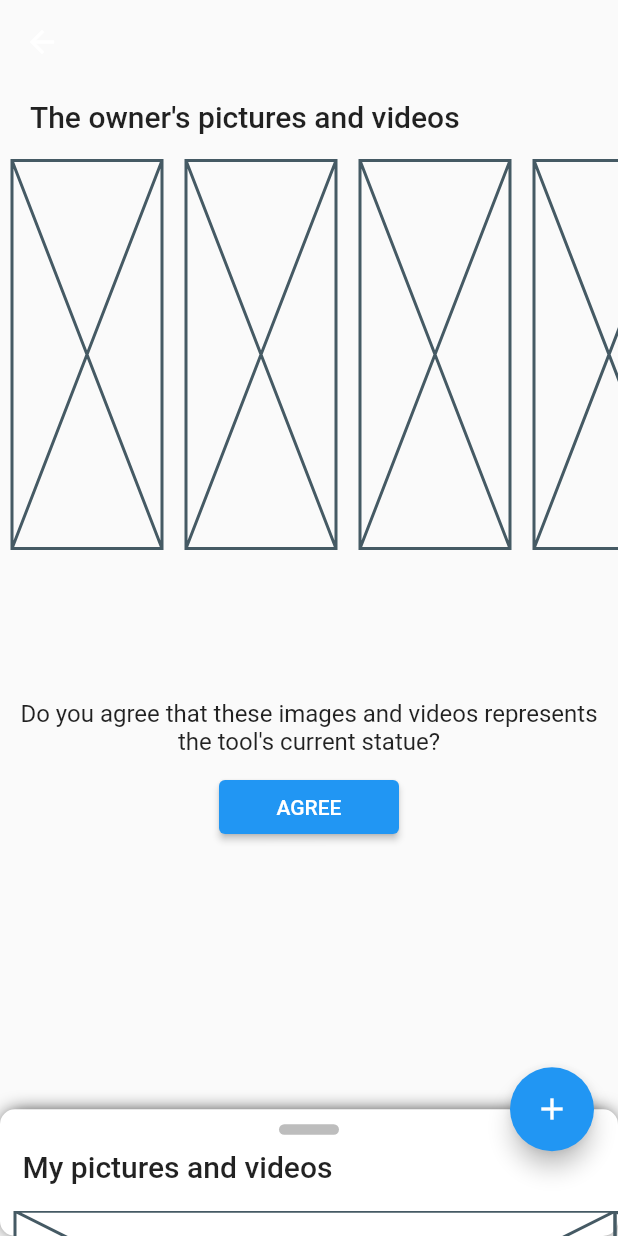
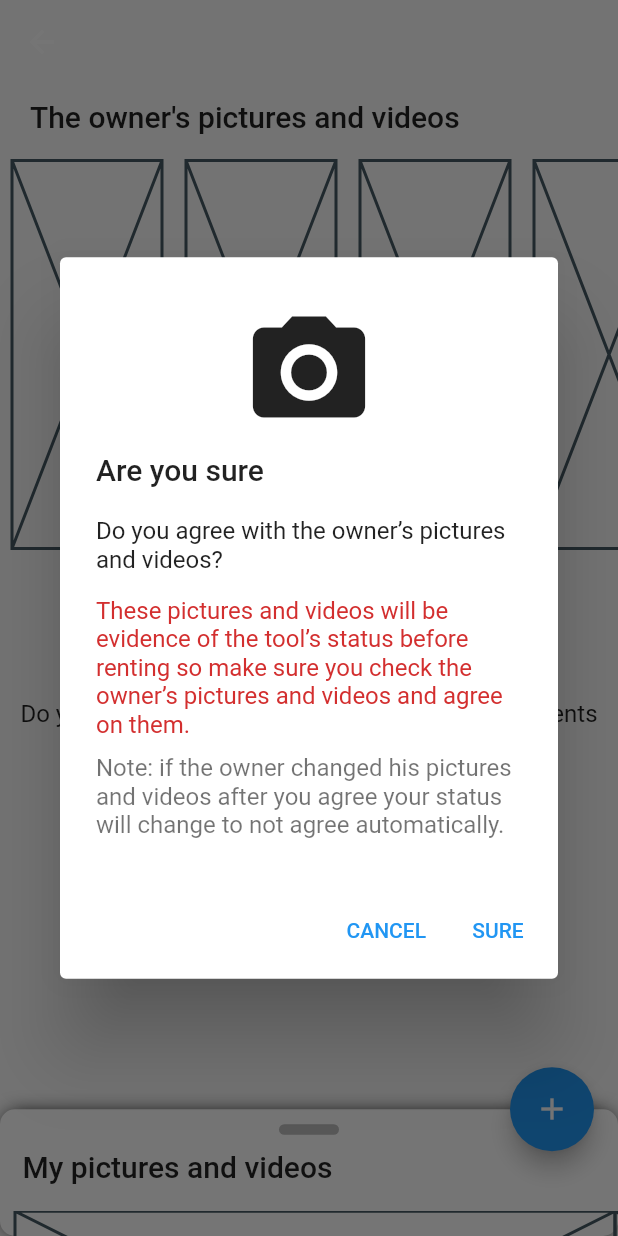
Before and after one commit to ElforL/rentool, a Flutter app: the DeliverMeetingPicsContainer screen opened directly with empty values, after a tap on "AGREE", on a phone screen of 412 x 824 dp. Run offline on Flutter 3.47's test engine with Material 2 defaults, Android fonts, the phone set to English and light mode, and no system bars; our stand-ins replace cloud_firestore, device_info_plus, file_picker, firebase_auth, firebase_core, firebase_messaging and 4 more; missing offline and left inert: flutter_facebook_auth, rentool_sdk; accounts and stored records are empty; generated files the repository leaves out were written again.

Commit message:
✨ show a confirm dialog in `DeliverMeetingPicsContainer`

```diff
--- a/lib/screens/meetings_screens/deliver_meeting_pics_screen.dart
+++ b/lib/screens/meetings_screens/deliver_meeting_pics_screen.dart
@@ -2,6 +2,7 @@ import 'dart:math';
 
 import 'package:flutter/material.dart';
 import 'package:flutter_gen/gen_l10n/app_localizations.dart';
+import 'package:rentool/widgets/dialogs.dart';
 import 'package:rentool/widgets/drag_indicator.dart';
 
 class DeliverMeetingPicsContainer extends StatelessWidget {
@@ -80,12 +81,40 @@ class DeliverMeetingPicsContainer extends StatelessWidget {
                     (didUserAgree ? AppLocalizations.of(context)!.disagree : AppLocalizations.of(context)!.agree)
                         .toUpperCase(),
                   ),
-                  onPressed: () => onPressed(),
+                  onPressed: () async {
+                    var isSure = didUserAgree ? true : await showConfirmDialog(context);
+                    if (isSure) onPressed();
+                  },
                 ),
               ),
             ),
           ],
         ),
+      ),
+    );
+  }
+
+  Future<dynamic> showConfirmDialog(BuildContext context) {
+    return showDialog(
+      context: context,
+      builder: (context) => IconAlertDialog(
+        icon: Icons.camera_alt,
+        titleText: 'Are you sure',
+        bodyText: 'Do you agree with the owner’s pictures and videos?',
+        importantText:
+            'These pictures and videos will be evidence of the tool’s status before renting so make sure you check the owner’s pictures and videos and agree on them.',
+        noteText:
+            'Note: if the owner changed his pictures and videos after you agree your status will change to not agree automatically.',
+        actions: [
+          TextButton(
+            child: Text(AppLocalizations.of(context)!.cancel.toUpperCase()),
+            onPressed: () => Navigator.pop(context, false),
+          ),
+          TextButton(
+            child: Text(AppLocalizations.of(context)!.sure.toUpperCase()),
+            onPressed: () => Navigator.pop(context, true),
+          ),
+        ],
       ),
     );
   }
```
